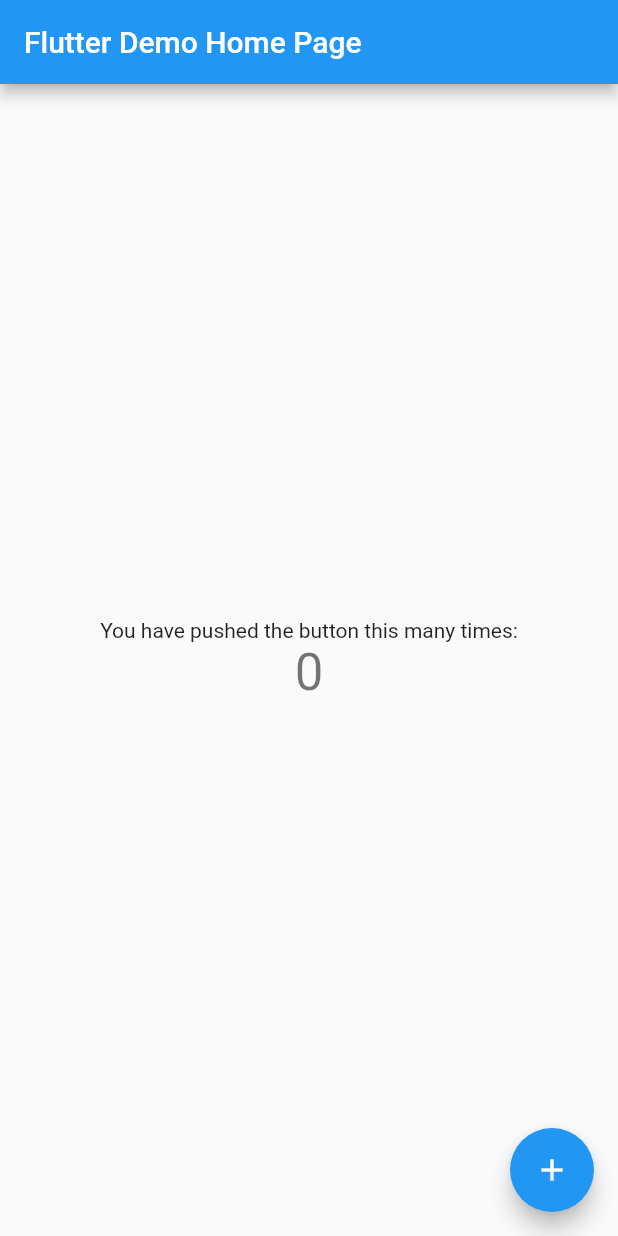
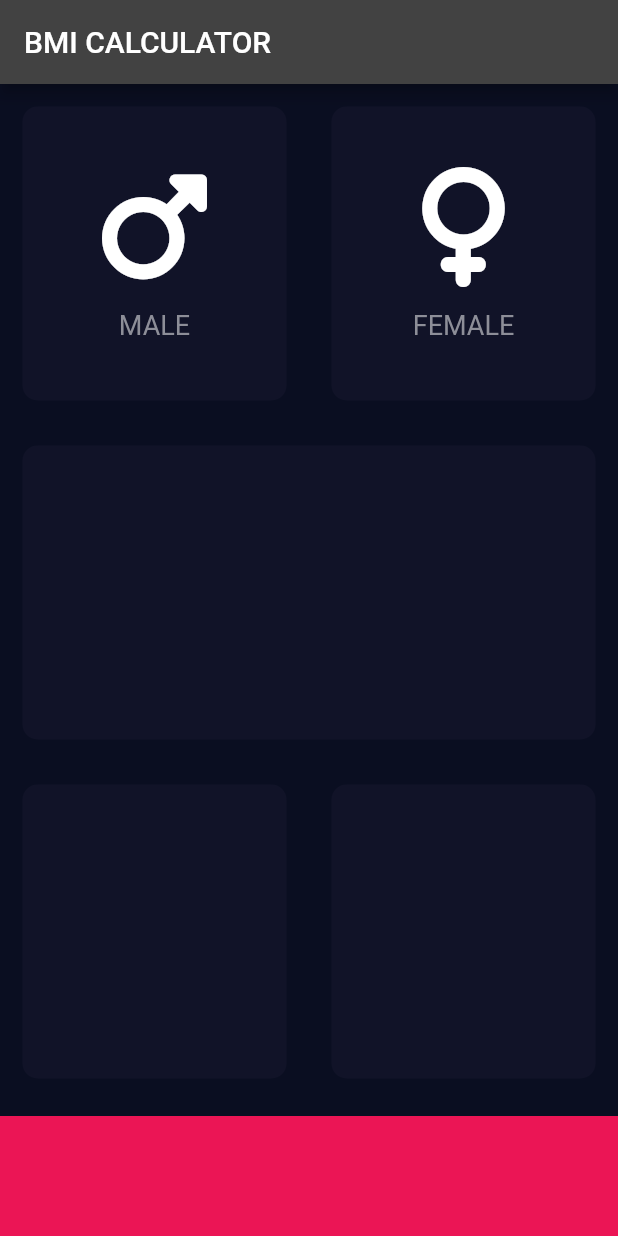
Before and after one commit to robin-correa/flutter-project2, a Flutter app: the screen it shows after launch, on a phone screen of 412 x 824 dp. Run offline on Flutter 3.47's test engine with Material 2 defaults, Android fonts, the phone set to English and light mode, and no system bars; our stand-ins replace font_awesome_flutter.

Commit message:
Add gender selection feature.

```diff
--- /dev/null
+++ b/lib/icon_content.dart
@@ -0,0 +1,33 @@
+import 'package:flutter/material.dart';
+
+const labelTextStyle = TextStyle(
+  fontSize: 18.0,
+  color: Color(0xFF8D8E98),
+);
+
+class IconContent extends StatelessWidget {
+  IconContent({required this.icon, required this.label});
+
+  final IconData icon;
+  final String label;
+
+  @override
+  Widget build(BuildContext context) {
+    return Column(
+      mainAxisAlignment: MainAxisAlignment.center,
+      children: <Widget>[
+        Icon(
+          icon,
+          size: 80.0,
+        ),
+        const SizedBox(
+          height: 15.0,
+        ),
+        Text(
+          label,
+          style: labelTextStyle,
+        )
+      ],
+    );
+  }
+}
--- /dev/null
+++ b/lib/input_page.dart
@@ -0,0 +1,101 @@
+import 'package:flutter/material.dart';
+import 'package:font_awesome_flutter/font_awesome_flutter.dart';
+import 'reusable_card.dart';
+import 'icon_content.dart';
+
+const bottomContainerHeight = 80.0;
+const activeCardColour = Color(0xFF1D1E33);
+const inactiveCardColour = Color(0xFF111328);
+const bottomContainerColour = Color(0xFFEB1555);
+
+enum Gender {
+  male,
+  female,
+}
+
+class InputPage extends StatefulWidget {
+  @override
+  _InputPageState createState() => _InputPageState();
+}
+
+class _InputPageState extends State<InputPage> {
+
+  Gender? selectedGender;
+
+  @override
+  Widget build(BuildContext context) {
+    return Scaffold(
+      appBar: AppBar(
+        title: Text('BMI CALCULATOR'),
+      ),
+      body: Column(
+        children: <Widget>[
+          Expanded(
+            child: Row(
+              children: <Widget>[
+                Expanded(
+                  child: GestureDetector(
+                    onTap: () {
+                      setState(() {
+                        selectedGender = Gender.male;
+                      });
+                    },
+                    child: ReusableCard(
+                      colour: selectedGender == Gender.male ? activeCardColour: inactiveCardColour,
+                      cardChild: IconContent(
+                        icon: FontAwesomeIcons.mars,
+                        label: 'MALE',
+                      ),
+                    ),
+                  ),
+                ),
+                Expanded(
+                  child: GestureDetector(
+                    onTap: () {
+                      setState(() {
+                        selectedGender = Gender.female;
+                      });
+                    },
+                    child: ReusableCard(
+                      colour: selectedGender == Gender.female ? activeCardColour: inactiveCardColour,
+                      cardChild: IconContent(
+                        icon: FontAwesomeIcons.venus,
+                        label: 'FEMALE',
+                      ),
+                    ),
+                  ),
+                ),
+              ],
+            ),
+          ),
+          Expanded(
+            child: ReusableCard(
+              colour: inactiveCardColour,
+            ),
+          ),
+          Expanded(
+              child: Row(
+            children: <Widget>[
+              Expanded(
+                child: ReusableCard(
+                  colour: inactiveCardColour,
+                ),
+              ),
+              Expanded(
+                child: ReusableCard(
+                  colour: inactiveCardColour,
+                ),
+              ),
+            ],
+          )),
+          Container(
+            color: bottomContainerColour,
+            margin: const EdgeInsets.only(top: 10.0),
+            width: double.infinity,
+            height: bottomContainerHeight,
+          )
+        ],
+      ),
+    );
+  }
+}
--- a/lib/main.dart
+++ b/lib/main.dart
@@ -1,115 +1,17 @@
 import 'package:flutter/material.dart';
+import 'input_page.dart';
 
-void main() {
-  runApp(const MyApp());
-}
+void main() => runApp(BMICalculator());
 
-class MyApp extends StatelessWidget {
-  const MyApp({Key? key}) : super(key: key);
-
-  // This widget is the root of your application.
+class BMICalculator extends StatelessWidget {
   @override
   Widget build(BuildContext context) {
     return MaterialApp(
-      title: 'Flutter Demo',
-      theme: ThemeData(
-        // This is the theme of your application.
-        //
-        // Try running your application with "flutter run". You'll see the
-        // application has a blue toolbar. Then, without quitting the app, try
-        // changing the primarySwatch below to Colors.green and then invoke
-        // "hot reload" (press "r" in the console where you ran "flutter run",
-        // or simply save your changes to "hot reload" in a Flutter IDE).
-        // Notice that the counter didn't reset back to zero; the application
-        // is not restarted.
-        primarySwatch: Colors.blue,
+      theme: ThemeData.dark().copyWith(
+        primaryColor: Color(0xFF0A0E21),
+        scaffoldBackgroundColor: Color(0xFF0A0E21),
       ),
-      home: const MyHomePage(title: 'Flutter Demo Home Page'),
+      home: InputPage(),
     );
   }
 }
-
-class MyHomePage extends StatefulWidget {
-  const MyHomePage({Key? key, required this.title}) : super(key: key);
-
-  // This widget is the home page of your application. It is stateful, meaning
-  // that it has a State object (defined below) that contains fields that affect
-  // how it looks.
-
-  // This class is the configuration for the state. It holds the values (in this
-  // case the title) provided by the parent (in this case the App widget) and
-  // used by the build method of the State. Fields in a Widget subclass are
-  // always marked "final".
-
-  final String title;
-
-  @override
-  State<MyHomePage> createState() => _MyHomePageState();
-}
-
-class _MyHomePageState extends State<MyHomePage> {
-  int _counter = 0;
-
-  void _incrementCounter() {
-    setState(() {
-      // This call to setState tells the Flutter framework that something has
-      // changed in this State, which causes it to rerun the build method below
-      // so that the display can reflect the updated values. If we changed
-      // _counter without calling setState(), then the build method would not be
-      // called again, and so nothing would appear to happen.
-      _counter++;
-    });
-  }
-
-  @override
-  Widget build(BuildContext context) {
-    // This method is rerun every time setState is called, for instance as done
-    // by the _incrementCounter method above.
-    //
-    // The Flutter framework has been optimized to make rerunning build methods
-    // fast, so that you can just rebuild anything that needs updating rather
-    // than having to individually change instances of widgets.
-    return Scaffold(
-      appBar: AppBar(
-        // Here we take the value from the MyHomePage object that was created by
-        // the App.build method, and use it to set our appbar title.
-        title: Text(widget.title),
-      ),
-      body: Center(
-        // Center is a layout widget. It takes a single child and positions it
-        // in the middle of the parent.
-        child: Column(
-          // Column is also a layout widget. It takes a list of children and
-          // arranges them vertically. By default, it sizes itself to fit its
-          // children horizontally, and tries to be as tall as its parent.
-          //
-          // Invoke "debug painting" (press "p" in the console, choose the
-          // "Toggle Debug Paint" action from the Flutter Inspector in Android
-          // Studio, or the "Toggle Debug Paint" command in Visual Studio Code)
-          // to see the wireframe for each widget.
-          //
-          // Column has various properties to control how it sizes itself and
-          // how it positions its children. Here we use mainAxisAlignment to
-          // center the children vertically; the main axis here is the vertical
-          // axis because Columns are vertical (the cross axis would be
-          // horizontal).
-          mainAxisAlignment: MainAxisAlignment.center,
-          children: <Widget>[
-            const Text(
-              'You have pushed the button this many times:',
-            ),
-            Text(
-              '$_counter',
-              style: Theme.of(context).textTheme.headline4,
-            ),
-          ],
-        ),
-      ),
-      floatingActionButton: FloatingActionButton(
-        onPressed: _incrementCounter,
-        tooltip: 'Increment',
-        child: const Icon(Icons.add),
-      ), // This trailing comma makes auto-formatting nicer for build methods.
-    );
-  }
-}
--- /dev/null
+++ b/lib/reusable_card.dart
@@ -0,0 +1,20 @@
+import 'package:flutter/material.dart';
+
+class ReusableCard extends StatelessWidget {
+  ReusableCard({required this.colour, this.cardChild});
+
+  final Color colour;
+  final Widget? cardChild;
+
+  @override
+  Widget build(BuildContext context) {
+    return Container(
+      child: cardChild,
+      margin: const EdgeInsets.all(15.0),
+      decoration: BoxDecoration(
+        color: colour,
+        borderRadius: BorderRadius.circular(10.0),
+      ),
+    );
+  }
+}
```
Also changed, not shown: pubspec.yaml (+1 -64 lines), pubspec.lock, 1 other file.
